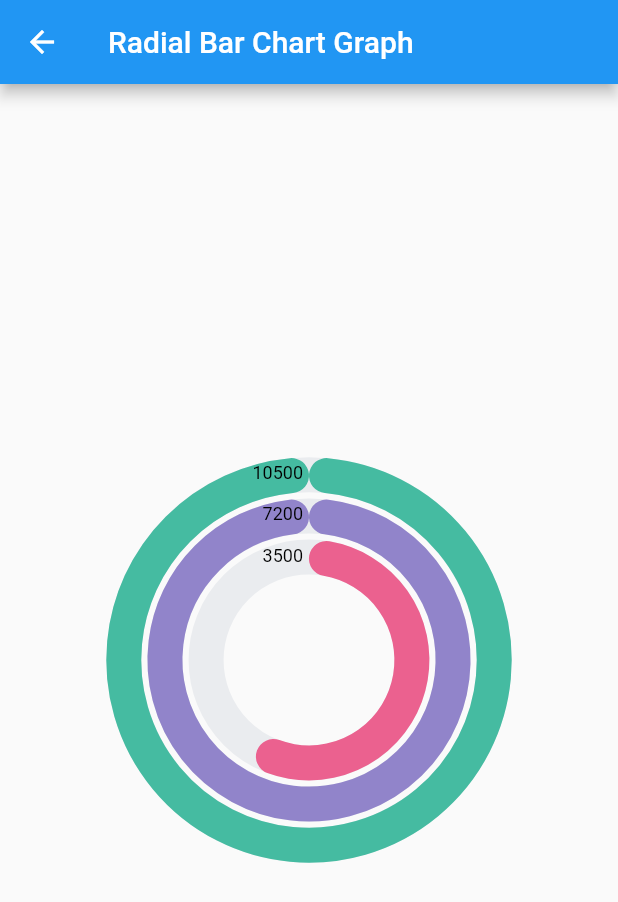
After one commit to Ravina25/graphs_flutter, a Flutter app: the screen it shows after launch, after a tap on "Radial Bar Chart", on a phone screen of 412 x 824 dp. The commit adds this screen. Shown: the top 902 px of the screen. Run offline on Flutter 3.47's test engine with Material 2 defaults, Android fonts, the phone set to English and light mode, and no system bars; our stand-ins replace fl_chart, syncfusion_flutter_charts.

Commit message:
Radial Bar Chart completed

```diff
--- a/lib/home_screen.dart
+++ b/lib/home_screen.dart
@@ -3,6 +3,7 @@ import 'package:graphs_flutter/barchart_graph.dart';
 import 'package:graphs_flutter/doughnutchart_graph.dart';
 import 'package:graphs_flutter/linechart_graph.dart';
 import 'package:graphs_flutter/piechart_graph.dart';
+import 'package:graphs_flutter/radialbar_chart_graph.dart';
 
 class HomeScreen extends StatefulWidget {
   @override
@@ -62,10 +63,13 @@ class _HomeScreenState extends State<HomeScreen> {
           ),
           FlatButton(
             child: Text(
-              'Scatter Chart',
+              'Radial Bar Chart',
               style: TextStyle(fontSize: 20.0),
             ),
-            onPressed: () {},
+            onPressed: () {
+              Navigator.of(context).push(
+                  MaterialPageRoute(builder: (context) => RadialBarChartGraph()));
+            },
           ),
         ],
       ),
--- /dev/null
+++ b/lib/radialbar_chart_graph.dart
@@ -0,0 +1,47 @@
+import 'package:flutter/material.dart';
+import 'package:syncfusion_flutter_charts/charts.dart';
+
+import 'doughnutchart_graph.dart';
+
+class RadialBarChartGraph extends StatefulWidget {
+  @override
+  _RadialBarChartGraphState createState() => _RadialBarChartGraphState();
+}
+
+class _RadialBarChartGraphState extends State<RadialBarChartGraph> {
+  @override
+  Widget build(BuildContext context) {
+    final List<ChartData> chartData = [
+      ChartData('Low', 3500, const Color.fromRGBO(235, 97, 143, 1)),
+      ChartData('Average', 7200, const Color.fromRGBO(145, 132, 202, 1)),
+      ChartData('High', 10500, const Color.fromRGBO(69, 187, 161, 1)),
+    ];
+    return Scaffold(
+        appBar: AppBar(
+          title: Text("Radial Bar Chart Graph"),
+        ),
+        body: Center(
+            child: Container(
+                child:
+                    SfCircularChart(series: <CircularSeries<ChartData, String>>[
+          // Renders radial bar chart
+          RadialBarSeries<ChartData, String>(
+              dataLabelSettings: DataLabelSettings(
+                  // Renders the data label
+                  isVisible: true),
+              maximumValue: 6000,
+              radius: '70%',
+              // Radius of the radial bar
+              innerRadius: '40%',
+              // Radius of the radial bar's inner circle
+              gap: '5%',
+              dataSource: chartData,
+              cornerStyle: CornerStyle.bothCurve,
+              // Corner style of radial bar segment
+              xValueMapper: (ChartData data, _) => data.x,
+              yValueMapper: (ChartData data, _) => data.y,
+              pointColorMapper: (ChartData data, _) => data.color),
+        ])))
+    );
+  }
+}
```
